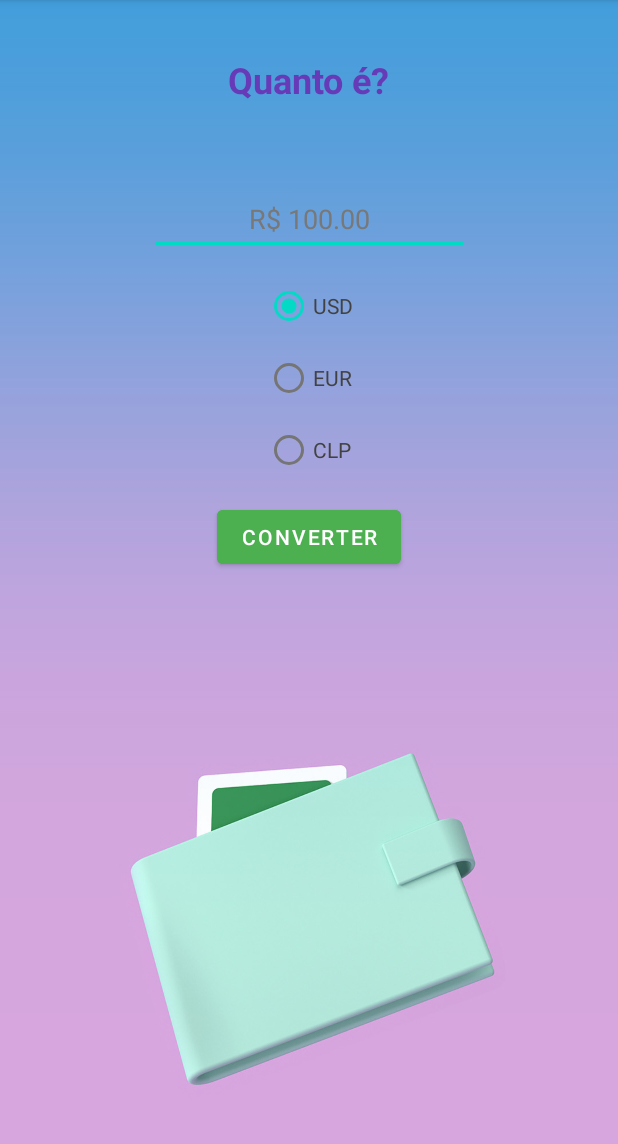
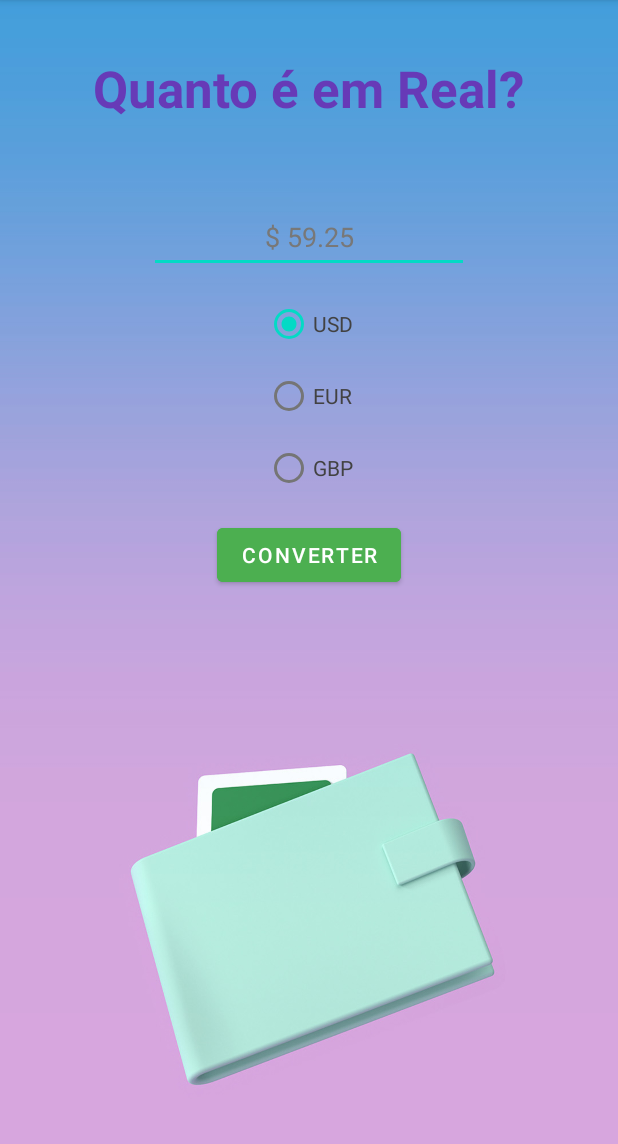
Before and after one commit to thalesonunes/Prog4-CotacaoApp, an Android app: the screen it shows after launch (MainActivity), on a phone screen of 412 x 824 dp, the part 84-1228 px from its top. Run offline under Robolectric (Android 15) with nearby library versions, the phone set to English and light mode, and no system bars.

Commit message:
Projeto finalizado!

```diff
--- a/app/src/main/AndroidManifest.xml
+++ b/app/src/main/AndroidManifest.xml
@@ -1,6 +1,8 @@
 <?xml version="1.0" encoding="utf-8"?>
 <manifest xmlns:android="http://schemas.android.com/apk/res/android"
     package="br.com.thalesnunes.cotacao">
+
+    <uses-permission android:name="android.permission.INTERNET" />
 
     <application
         android:allowBackup="true"
--- a/app/src/main/res/layout/activity_main.xml
+++ b/app/src/main/res/layout/activity_main.xml
@@ -11,9 +11,9 @@
         android:id="@+id/txt_title"
         android:layout_width="wrap_content"
         android:layout_height="wrap_content"
-        android:text="Quanto é?"
+        android:text="Quanto é em Real?"
         android:textColor="#673AB7"
-        android:textSize="24sp"
+        android:textSize="34sp"
         android:textStyle="bold"
         app:layout_constraintBottom_toBottomOf="parent"
         app:layout_constraintEnd_toEndOf="parent"
@@ -27,7 +27,7 @@
         android:layout_height="wrap_content"
         android:layout_marginTop="10dp"
         android:ems="10"
-        android:hint="R$ 100.00"
+        android:hint="$ 59.25"
         android:inputType="numberDecimal"
         android:minHeight="48dp"
         android:textAlignment="center"
@@ -65,10 +65,10 @@
             android:textColorHint="#009688" />
 
         <RadioButton
-            android:id="@+id/radio_clp"
+            android:id="@+id/radio_gbp"
             android:layout_width="match_parent"
             android:layout_height="wrap_content"
-            android:text="CLP"
+            android:text="GBP"
             android:textColor="#FF424242" />
     </RadioGroup>
 
--- a/build.gradle
+++ b/build.gradle
@@ -1,7 +1,7 @@
 // Top-level build file where you can add configuration options common to all sub-projects/modules.
 plugins {
-    id 'com.android.application' version '7.1.1' apply false
-    id 'com.android.library' version '7.1.1' apply false
+    id 'com.android.application' version '7.1.2' apply false
+    id 'com.android.library' version '7.1.2' apply false
     id 'org.jetbrains.kotlin.android' version '1.5.30' apply false
 }
 
```
Also changed, not shown: app/src/main/java/br/com/thalesnunes/cotacao/MainActivity.kt (+41 -1 lines).
